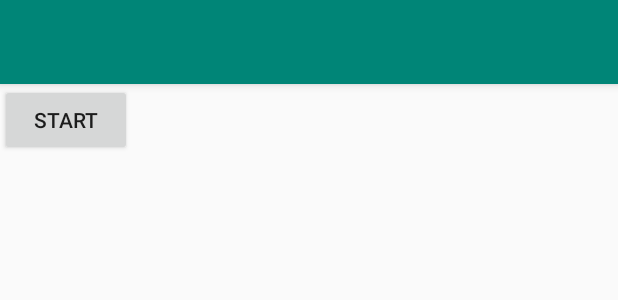
After one commit to jpelgrims/busit_brno_2019, an Android app: the layout activity_intro.xml on its own in the app's theme, with its tools: preview values and no code run, on a phone screen of 412 x 824 dp. The commit adds this screen. Shown: the top 300 px of the screen. Run offline under Robolectric (Android 15) with nearby library versions, the phone set to English and light mode, and no system bars.

Commit message:
Added explanation screen

```diff
--- a/app/src/main/AndroidManifest.xml
+++ b/app/src/main/AndroidManifest.xml
@@ -38,6 +38,10 @@
         <activity
             android:name=".FinishActivity"
             android:label="@string/title_activity_finish"
+            android:theme="@style/AppTheme.NoActionBar" />
+        <activity
+            android:name=".IntroActivity"
+            android:label="@string/title_activity_intro"
             android:theme="@style/AppTheme.NoActionBar"></activity>
     </application>
 
--- a/app/src/main/java/cz/mendelu/busitweek_app1/MainActivity.java
+++ b/app/src/main/java/cz/mendelu/busitweek_app1/MainActivity.java
@@ -45,7 +45,7 @@ public class MainActivity extends AppCompatActivity {
     }
 
     public void start(View view) {
-        Intent intent = new Intent(MainActivity.this, MapActivity.class);
+        Intent intent = new Intent(MainActivity.this, IntroActivity.class);
         startActivity(intent);
     }
 }
--- /dev/null
+++ b/app/src/main/res/layout/activity_intro.xml
@@ -0,0 +1,25 @@
+<?xml version="1.0" encoding="utf-8"?>
+<android.support.design.widget.CoordinatorLayout xmlns:android="http://schemas.android.com/apk/res/android"
+    xmlns:app="http://schemas.android.com/apk/res-auto"
+    xmlns:tools="http://schemas.android.com/tools"
+    android:layout_width="match_parent"
+    android:layout_height="match_parent"
+    tools:context=".IntroActivity">
+
+    <android.support.design.widget.AppBarLayout
+        android:layout_width="match_parent"
+        android:layout_height="wrap_content"
+        android:theme="@style/AppTheme.AppBarOverlay">
+
+        <android.support.v7.widget.Toolbar
+            android:id="@+id/toolbar"
+            android:layout_width="match_parent"
+            android:layout_height="?attr/actionBarSize"
+            android:background="?attr/colorPrimary"
+            app:popupTheme="@style/AppTheme.PopupOverlay" />
+
+    </android.support.design.widget.AppBarLayout>
+
+    <include layout="@layout/content_intro" />
+
+</android.support.design.widget.CoordinatorLayout>
--- /dev/null
+++ b/app/src/main/res/layout/content_intro.xml
@@ -0,0 +1,19 @@
+<?xml version="1.0" encoding="utf-8"?>
+<android.support.constraint.ConstraintLayout xmlns:android="http://schemas.android.com/apk/res/android"
+    xmlns:app="http://schemas.android.com/apk/res-auto"
+    xmlns:tools="http://schemas.android.com/tools"
+    android:layout_width="match_parent"
+    android:layout_height="match_parent"
+    app:layout_behavior="@string/appbar_scrolling_view_behavior"
+    tools:context=".IntroActivity"
+    tools:showIn="@layout/activity_intro">
+
+    <Button
+        android:layout_width="wrap_content"
+        android:layout_height="wrap_content"
+        android:text="Start"
+        android:onClick="start"
+        android:layout_gravity = "center"
+        />
+
+</android.support.constraint.ConstraintLayout>
--- a/app/src/main/res/values/strings.xml
+++ b/app/src/main/res/values/strings.xml
@@ -7,4 +7,5 @@
     <string name="title_activity_image_puzzle">ImagePuzzleActivity</string>
     <string name="title_activity_finish">FinishActivity</string>
     <string name="SimplePuzzleQuestionText">This is where the question will be placed</string>
+    <string name="title_activity_intro">IntroActivity</string>
 </resources>
```
Also changed, not shown: app/src/main/java/cz/mendelu/busitweek_app1/IntroActivity.java (added, +25 -0 lines).
